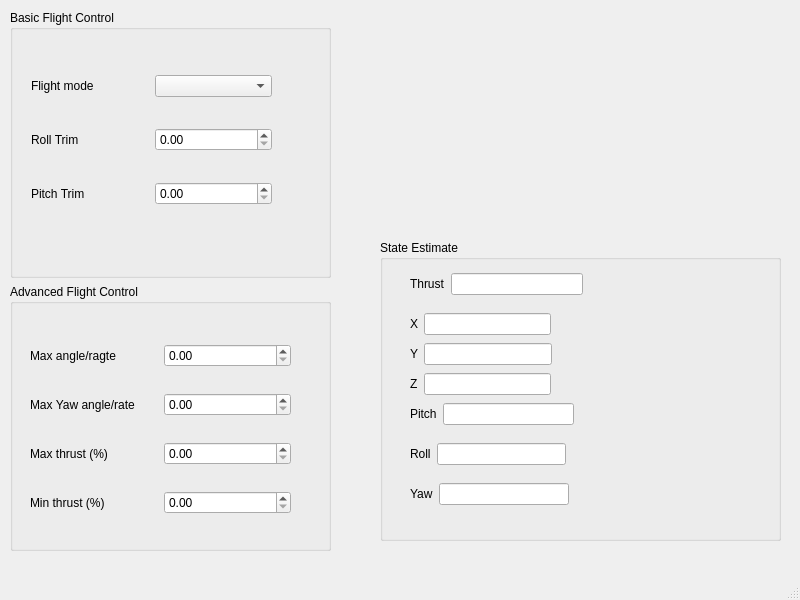
Before: the Qt Designer form quadcopter/quadcopter/MainWindow.ui in navidnasyry/quadcopter, drawn with Qt 5.
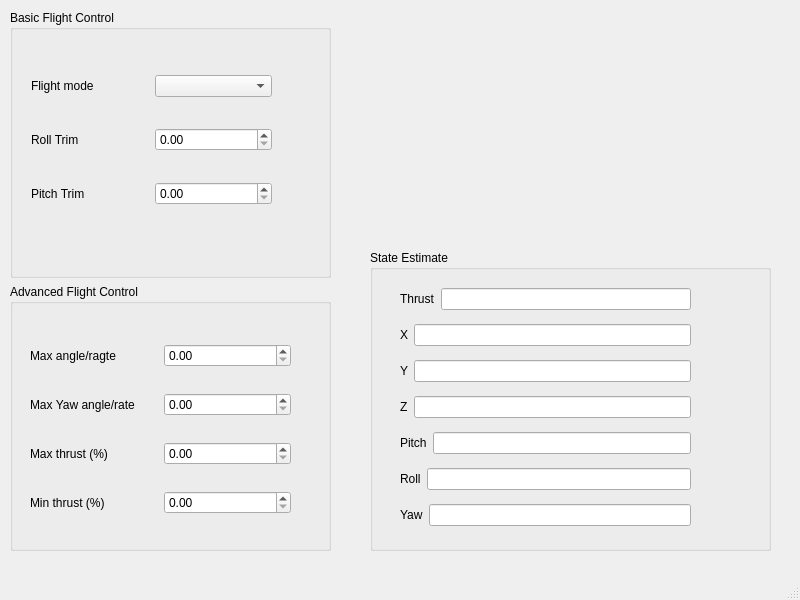
After: the same form once the commit is applied.

Commit message: starting set objects in main window gui

Patch:
```diff
--- a/quadcopter/quadcopter/MainWindow.ui
+++ b/quadcopter/quadcopter/MainWindow.ui
@@ -29,8 +29,8 @@
    <widget class="QGroupBox" name="GroupBox_stateEstimate">
     <property name="geometry">
      <rect>
-      <x>380</x>
-      <y>240</y>
+      <x>370</x>
+      <y>250</y>
       <width>401</width>
       <height>301</height>
      </rect>
@@ -43,10 +43,12 @@
       <rect>
        <x>30</x>
        <y>30</y>
-       <width>173</width>
-       <height>28</height>
+       <width>291</width>
+       <height>261</height>
       </rect>
      </property>
+     <layout class="QVBoxLayout" name="verticalLayout_4">
+      <item>
      <layout class="QHBoxLayout" name="horizontalLayout_8">
       <item>
        <widget class="QLabel" name="lbl_thrust">
@@ -59,16 +61,8 @@
        <widget class="QLineEdit" name="led_thrust"/>
       </item>
      </layout>
-    </widget>
-    <widget class="QWidget" name="">
-     <property name="geometry">
-      <rect>
-       <x>30</x>
-       <y>70</y>
-       <width>141</width>
-       <height>28</height>
-      </rect>
-     </property>
+      </item>
+      <item>
      <layout class="QHBoxLayout" name="horizontalLayout_9">
       <item>
        <widget class="QLabel" name="lbl_x">
@@ -81,16 +75,8 @@
        <widget class="QLineEdit" name="led_x"/>
       </item>
      </layout>
-    </widget>
-    <widget class="QWidget" name="">
-     <property name="geometry">
-      <rect>
-       <x>30</x>
-       <y>100</y>
-       <width>142</width>
-       <height>28</height>
-      </rect>
-     </property>
+      </item>
+      <item>
      <layout class="QHBoxLayout" name="horizontalLayout_10">
       <item>
        <widget class="QLabel" name="lbl_y">
@@ -103,16 +89,22 @@
        <widget class="QLineEdit" name="led_y"/>
       </item>
      </layout>
-    </widget>
-    <widget class="QWidget" name="">
-     <property name="geometry">
-      <rect>
-       <x>30</x>
-       <y>160</y>
-       <width>164</width>
-       <height>28</height>
-      </rect>
-     </property>
+      </item>
+      <item>
+       <layout class="QHBoxLayout" name="horizontalLayout_11">
+        <item>
+         <widget class="QLabel" name="lbl_z">
+          <property name="text">
+           <string>Z</string>
+          </property>
+         </widget>
+        </item>
+        <item>
+         <widget class="QLineEdit" name="led_z"/>
+        </item>
+       </layout>
+      </item>
+      <item>
      <layout class="QHBoxLayout" name="horizontalLayout_12">
       <item>
        <widget class="QLabel" name="lbl_pitch">
@@ -125,16 +117,8 @@
        <widget class="QLineEdit" name="led_pitch"/>
       </item>
      </layout>
-    </widget>
-    <widget class="QWidget" name="">
-     <property name="geometry">
-      <rect>
-       <x>30</x>
-       <y>200</y>
-       <width>156</width>
-       <height>28</height>
-      </rect>
-     </property>
+      </item>
+      <item>
      <layout class="QHBoxLayout" name="horizontalLayout_13">
       <item>
        <widget class="QLabel" name="lbl_roll">
@@ -147,16 +131,8 @@
        <widget class="QLineEdit" name="led_roll"/>
       </item>
      </layout>
-    </widget>
-    <widget class="QWidget" name="">
-     <property name="geometry">
-      <rect>
-       <x>30</x>
-       <y>240</y>
-       <width>159</width>
-       <height>28</height>
-      </rect>
-     </property>
+      </item>
+      <item>
      <layout class="QHBoxLayout" name="horizontalLayout_14">
       <item>
        <widget class="QLabel" name="lbl_yaw">
@@ -169,26 +145,6 @@
        <widget class="QLineEdit" name="led_yaw"/>
       </item>
      </layout>
-    </widget>
-    <widget class="QWidget" name="">
-     <property name="geometry">
-      <rect>
-       <x>30</x>
-       <y>130</y>
-       <width>141</width>
-       <height>28</height>
-      </rect>
-     </property>
-     <layout class="QHBoxLayout" name="horizontalLayout_11">
-      <item>
-       <widget class="QLabel" name="lbl_z">
-        <property name="text">
-         <string>Z</string>
-        </property>
-       </widget>
-      </item>
-      <item>
-       <widget class="QLineEdit" name="led_z"/>
       </item>
      </layout>
     </widget>
```
Lines whose indentation alone changed are shown as unchanged.
